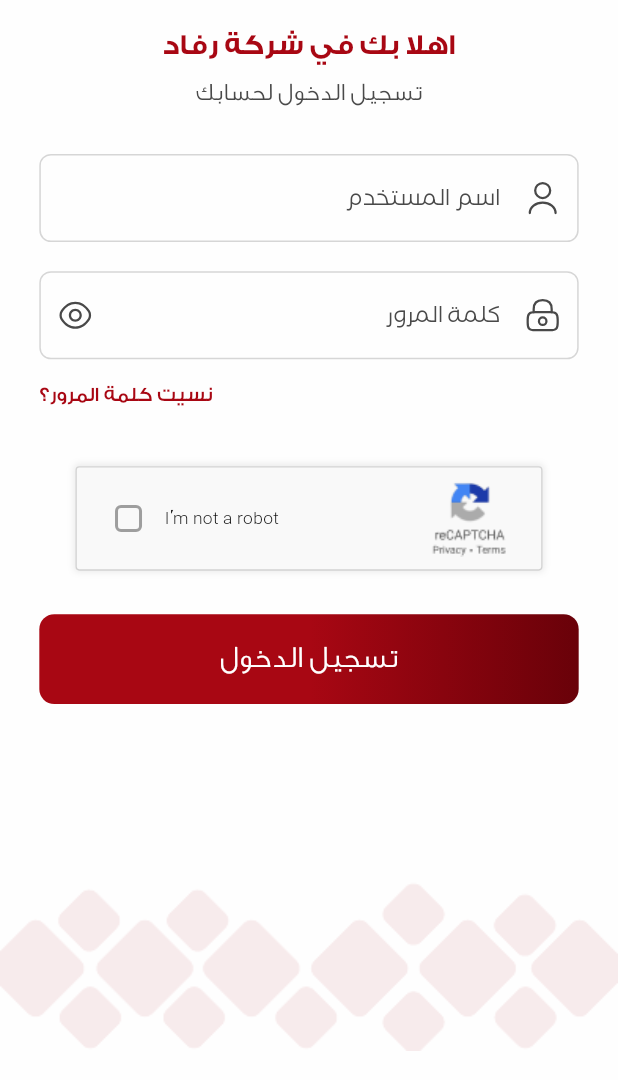
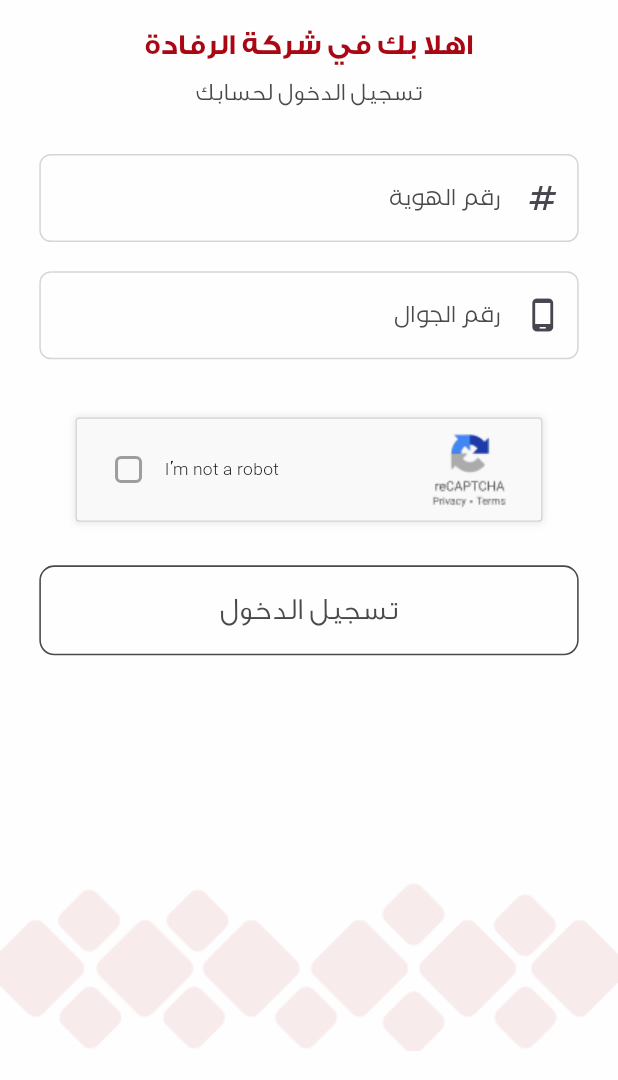
Before and after one commit to AhmadMahdaly/AL-Refadah_App, a Flutter app: the screen it shows after launch, on a phone screen of 412 x 824 dp, the part 156-1236 px from its top. Run offline on Flutter 3.47's test engine with Material 3 defaults, Android fonts, the phone set to English and light mode, and no system bars; drawn by our look-alikes of modal_progress_hud_nsn; our stand-ins replace easy_localization, flutter_dotenv, flutter_screenutil; missing offline and left inert: flutter_verification_code.

Commit message:
Refactor LoginScreen layout to include ModalProgressHUD and update AppWelcome text for consistency

```diff
--- a/lib/screens/login/login_screen.dart
+++ b/lib/screens/login/login_screen.dart
@@ -1,6 +1,5 @@
 import 'package:alrefadah/screens/confirm_login/confirm_login_screen.dart';
 import 'package:alrefadah/screens/login/widgets/app_welcome_widget.dart';
-import 'package:alrefadah/screens/login/widgets/forget_password_widget.dart';
 import 'package:alrefadah/screens/login/widgets/title_of_welcome_page_widget.dart';
 import 'package:alrefadah/utils/components/custom_button.dart';
 import 'package:alrefadah/utils/components/custom_textformfield.dart';
@@ -10,7 +9,7 @@
 import 'package:alrefadah/widgets/end_of_page.dart';
 import 'package:flutter/material.dart';
 import 'package:flutter_screenutil/flutter_screenutil.dart';
-import 'package:flutter_svg/svg.dart';
+import 'package:modal_progress_hud_nsn/modal_progress_hud_nsn.dart';
 
 class LoginScreen extends StatefulWidget {
   const LoginScreen({super.key});
@@ -26,10 +25,26 @@
   final _userNameController = TextEditingController();
   final _passwordController = TextEditingController();
   final formKey = GlobalKey<FormState>();
+  final bool _isInAsyncCall = false;
+
   @override
   Widget build(BuildContext context) {
+    final isKeyboardVisible = MediaQuery.of(context).viewInsets.bottom > 0;
     return Scaffold(
-      body: Padding(
+      body: ModalProgressHUD(
+        inAsyncCall: _isInAsyncCall,
+        opacity: 0.5,
+        progressIndicator: const CircularProgressIndicator(),
+        child: Stack(
+          fit: StackFit.expand,
+          children: [
+            Positioned(
+              bottom: isKeyboardVisible ? -260 : 0,
+              left: 0,
+              right: 0,
+              child: const EndOfPage(),
+            ),
+            Padding(
               padding: EdgeInsets.symmetric(horizontal: 25.w),
               child: SingleChildScrollView(
                 child: AutofillGroup(
@@ -45,71 +60,65 @@
                         const TitleOfWelcomePage(),
                         const H(h: 32),
                         CustomTextformfield(
+                          controller: _passwordController,
+                          validator: (value) {
+                            if (value == null || value.isEmpty) {
+                              return 'الرجاء إدخال رقم الهوية';
+                            }
+                            return null;
+                          },
+                          text: 'رقم الهوية',
+                          icon: const Icon(Icons.numbers_outlined),
+                          // passwordIcon: IconButton(
+                          //   onPressed:
+                          //       () => setState(() {
+                          //         isShowPassword = !isShowPassword;
+                          //       }),
+                          //   icon:
+                          //       isShowPassword
+                          //           ? SvgPicture.asset(
+                          //             'assets/svg/eye.svg',
+                          //             fit: BoxFit.none,
+                          //           )
+                          //           : SvgPicture.asset(
+                          //             'assets/svg/EyeClosed.svg',
+                          //             fit: BoxFit.none,
+                          //           ),
+                          // ),
+                          //  obscureText: isShowPassword,
+                          keyboardType: TextInputType.visiblePassword,
+                          contentPadding: EdgeInsets.symmetric(
+                            vertical: 18.h,
+                            horizontal: 10.w,
+                          ),
+                          textInputAction: TextInputAction.done,
+                          autofillHints: const [AutofillHints.creditCardType],
+                        ),
+                        const H(h: 20),
+
+                        CustomTextformfield(
                           controller: _userNameController,
                           validator: (value) {
                             if (value == null || value.isEmpty) {
-                        return 'الرجاء إدخال اسم المستخدم';
+                              return 'الرجاء إدخال رقم الجوال';
                             }
                             return null;
                           },
-                    text: 'اسم المستخدم',
-                    icon: SvgPicture.asset(
-                      'assets/svg/user.svg',
-                      fit: BoxFit.none,
-                      width: 16.w,
-                      height: 16.h,
-                    ),
-                    keyboardType: TextInputType.emailAddress,
+                          text: 'رقم الجوال',
+                          icon: const Icon(Icons.phone_android_outlined),
+                          keyboardType: TextInputType.phone,
                           contentPadding: EdgeInsets.symmetric(
                             vertical: 18.h,
                             horizontal: 10.w,
                           ),
                           textInputAction: TextInputAction.next,
-                    autofillHints: const [AutofillHints.email],
+                          autofillHints: const [
+                            AutofillHints.telephoneNumberDevice,
+                          ],
                         ),
-                  const H(h: 20),
-                  CustomTextformfield(
-                    controller: _passwordController,
-                    validator: (value) {
-                      if (value == null || value.isEmpty) {
-                        return 'الرجاء إدخال كلمة المرور';
-                      }
-                      return null;
-                    },
-                    text: 'كلمة المرور',
-                    icon: SvgPicture.asset(
-                      'assets/svg/lock.svg',
-                      fit: BoxFit.none,
-                      width: 16.w,
-                      height: 16.h,
-                    ),
-                    passwordIcon: IconButton(
-                      onPressed:
-                          () => setState(() {
-                            isShowPassword = !isShowPassword;
-                          }),
-                      icon:
-                          isShowPassword
-                              ? SvgPicture.asset(
-                                'assets/svg/eye.svg',
-                                fit: BoxFit.none,
-                              )
-                              : SvgPicture.asset(
-                                'assets/svg/EyeClosed.svg',
-                                fit: BoxFit.none,
-                              ),
-                    ),
-                    keyboardType: TextInputType.visiblePassword,
-                    obscureText: isShowPassword,
-                    contentPadding: EdgeInsets.symmetric(
-                      vertical: 18.h,
-                      horizontal: 10.w,
-                    ),
-                    textInputAction: TextInputAction.done,
-                    autofillHints: const [AutofillHints.password],
-                  ),
-                  const H(h: 14),
-                  const ForgetPasswordWidget(),
+
+                        // const H(h: 14),
+                        // const ForgetPasswordWidget(),
                         const H(h: 40),
                         Container(
                           width: 297.w,
@@ -151,7 +160,10 @@
                               ),
                               if (isLoading)
                                 Container(
-                            margin: EdgeInsets.only(right: 14.w, left: 14.w),
+                                  margin: EdgeInsets.only(
+                                    right: 14.w,
+                                    left: 14.w,
+                                  ),
                                   alignment: Alignment.center,
                                   height: 20.h,
                                   width: 20.w,
@@ -194,14 +206,26 @@
                         ),
                         const H(h: 30),
                         CustomButton(
+                          isActive: isChecked,
                           text: 'تسجيل الدخول',
-                    onTap:
-                        () => Navigator.push(
+                          onTap: () {
+                            if (formKey.currentState!.validate() && isChecked) {
+                              Navigator.push(
                                 context,
                                 MaterialPageRoute(
-                            builder: (context) => const ConfirmLoginScreen(),
+                                  builder:
+                                      (context) => const ConfirmLoginScreen(),
                                 ),
+                              );
+                            } else {
+                              ScaffoldMessenger.of(context).showSnackBar(
+                                const SnackBar(
+                                  content: Text('الرمز غير صحيح'),
+                                  backgroundColor: kMainColor,
                                 ),
+                              );
+                            }
+                          },
                         ),
 
                         const H(h: 25),
@@ -211,7 +235,9 @@
                 ),
               ),
             ),
-      bottomNavigationBar: const EndOfPage(),
+          ],
+        ),
+      ),
     );
   }
 
--- a/lib/screens/login/widgets/app_welcome_widget.dart
+++ b/lib/screens/login/widgets/app_welcome_widget.dart
@@ -8,7 +8,7 @@
   @override
   Widget build(BuildContext context) {
     return Text(
-      'اهلا بك في شركة رفاد',
+      'اهلا بك في شركة الرفادة',
       textAlign: TextAlign.center,
       style: TextStyle(
         color: kMainColor,
```
Lines whose indentation alone changed are shown as unchanged.
